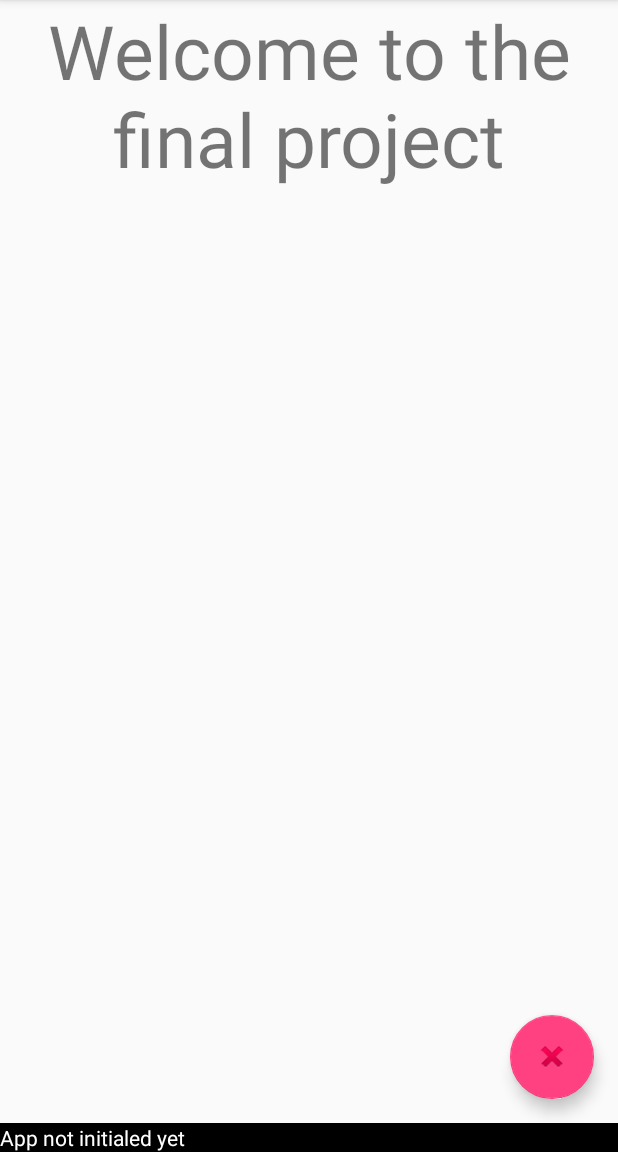
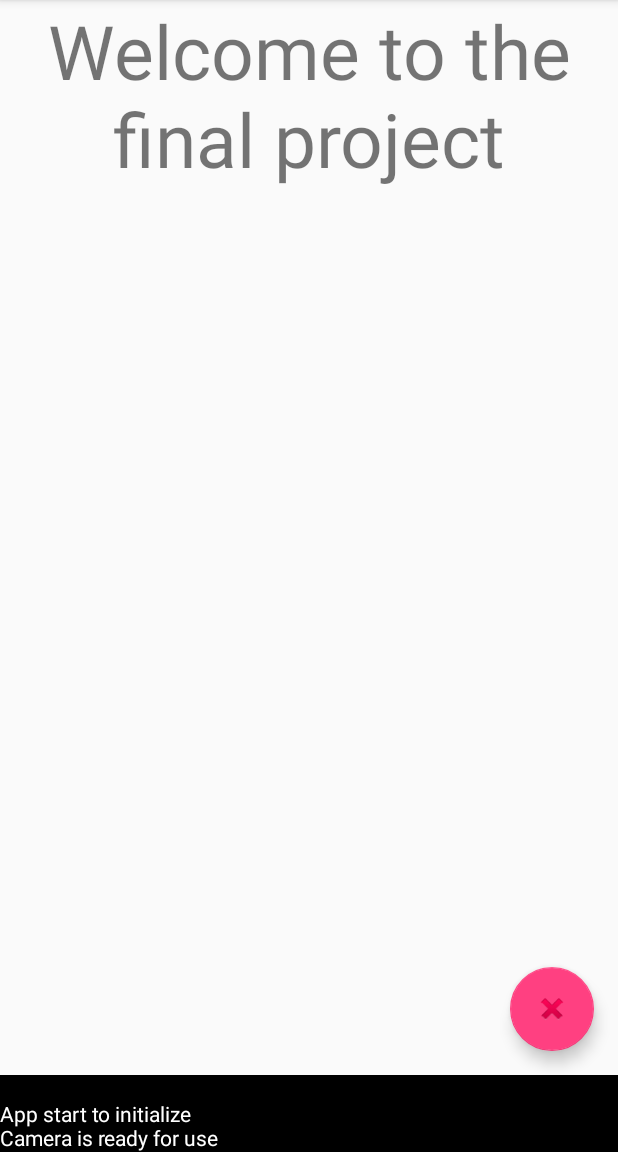
Before and after one commit to monkeycade/ME435_final_project, an Android app: the screen it shows after launch (MainActivity), on a phone screen of 412 x 824 dp, the part 84-1236 px from its top. Run offline under Robolectric (Android 15) with nearby library versions, the phone set to English and light mode, and no system bars.

Commit message:
update the debug line for multiple output

```diff
--- a/Android/Main app/app/src/main/java/edu/rose_hulman/jins/final_project_main/MainActivity.java
+++ b/Android/Main app/app/src/main/java/edu/rose_hulman/jins/final_project_main/MainActivity.java
@@ -1,8 +1,13 @@
 package edu.rose_hulman.jins.final_project_main;
 
+import android.Manifest;
+import android.content.pm.PackageManager;
 import android.os.Bundle;
 import android.support.design.widget.FloatingActionButton;
+import android.support.v4.app.ActivityCompat;
+import android.support.v4.content.ContextCompat;
 import android.support.v7.widget.Toolbar;
+import android.util.Log;
 import android.view.View;
 import android.view.Menu;
 import android.view.MenuItem;
@@ -10,31 +15,58 @@ import android.widget.TextView;
 
 import edu.rose_hulman.me435Library.RobotActivity;
 
-
 public class MainActivity extends RobotActivity {
 
+    final static int NUMBER_OF_DEBUGGER_LINE = 3;
     TextView mOutput;
 
     @Override
     protected void onCreate(Bundle savedInstanceState) {
+        //Set up for the initial frame
         super.onCreate(savedInstanceState);
         setContentView(R.layout.main_display_frame);
 
+        //Set up the tool bar
         Toolbar toolbar = findViewById(R.id.toolbar);
         setSupportActionBar(toolbar);
 
+        //Setup the reset button
         mOutput = findViewById(R.id.main_output);
-        FloatingActionButton fab = findViewById(R.id.e_stop);
-        fab.setOnClickListener(new View.OnClickListener() {
+        system_print("App start to initialize");
+        FloatingActionButton e_stop = findViewById(R.id.e_stop);
+        e_stop.setOnClickListener(new View.OnClickListener() {
             @Override
             public void onClick(View view) {
                 system_print("TODO Add reset button");
             }
         });
+
+        //Check for the camera status
+        if (PackageManager.PERMISSION_GRANTED == ContextCompat.checkSelfPermission(this, Manifest.permission.CAMERA)) {
+            system_print("Camera is ready for use");
+        } else {
+            system_print("Request for the camera permission");
+            String[] CAMERA_PERMISSONS = {
+                    Manifest.permission.CAMERA
+            };
+            ActivityCompat.requestPermissions(this, CAMERA_PERMISSONS, 0);
+        }
     }
 
     public void system_print(String text) {
-        mOutput.setText(text);
+        String[] temps = mOutput.getText().toString().split("\n");
+        if(temps.length == 1 && temps[0] == ""){
+            mOutput.setText(text);
+            return;
+
+        }
+        StringBuilder output = new StringBuilder();
+        for (int i = temps.length - NUMBER_OF_DEBUGGER_LINE + 1 < 0 ? 0 : temps.length - NUMBER_OF_DEBUGGER_LINE + 1; i < temps.length; i++){
+            output.append(temps[i]);
+            output.append("\n");
+        }
+        output.append(text);
+        mOutput.setText(output.toString());
     }
 
     @Override
--- a/Android/Main app/app/src/main/res/layout/main_display_frame.xml
+++ b/Android/Main app/app/src/main/res/layout/main_display_frame.xml
@@ -43,7 +43,7 @@
         android:id="@+id/main_output"
         android:background="#000000"
         android:textColor="#ffffff"
-        android:text="App not initialed yet"
+        android:text=""
         />
 
 </RelativeLayout>
```
